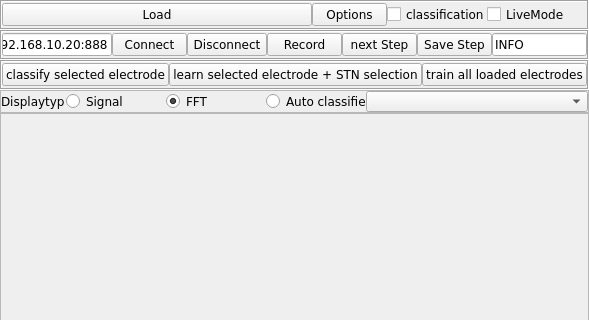
Qt form src/brainVis/uis/widgets/mertool.ui (waschkbaer/BrainVis) before a commit; both pictures show x 0 to 589 and y 0 to 320 of the 589 by 800 pixel window.
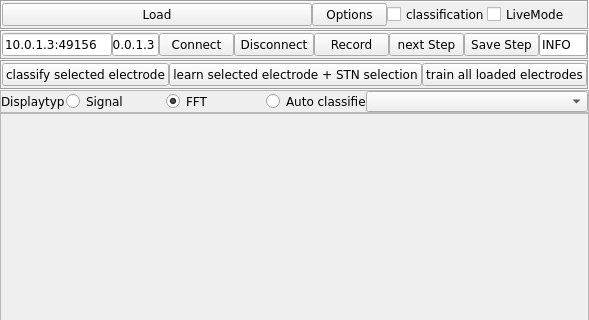
The same form after that commit.

Commit message: meta channel added to old version

Diff of the .ui file:
```diff
--- a/src/brainVis/uis/widgets/mertool.ui
+++ b/src/brainVis/uis/widgets/mertool.ui
@@ -6,13 +6,13 @@
    <rect>
     <x>0</x>
     <y>0</y>
-    <width>557</width>
+    <width>589</width>
     <height>800</height>
    </rect>
   </property>
   <property name="minimumSize">
    <size>
-    <width>557</width>
+    <width>589</width>
     <height>800</height>
    </size>
   </property>
@@ -231,7 +231,14 @@
           </font>
          </property>
          <property name="text">
-          <string>192.168.10.20:888</string>
+          <string>10.0.1.3:49156</string>
+         </property>
+        </widget>
+       </item>
+       <item>
+        <widget class="QLineEdit" name="metaEdit">
+         <property name="text">
+          <string>10.0.1.3</string>
          </property>
         </widget>
        </item>
```
The commit also changes 10 other files.
